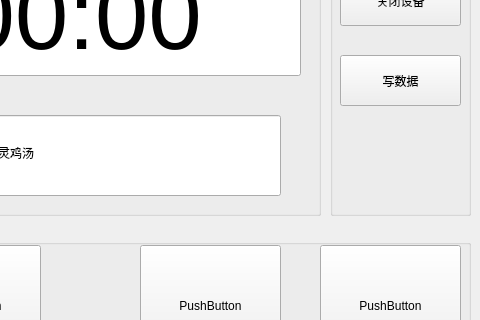
ZhangYiXiSucceed/Advanced-Clock, file SoftWare/PCTool/AdvancedClock/TimeShow.ui: the form before one commit; both pictures show x 300 to 780 and y 135 to 455 of the 780 by 561 pixel window.
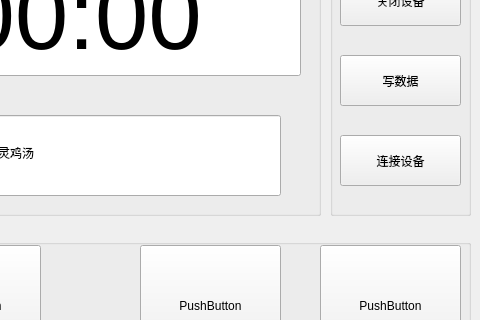
The form after the commit.

What changed in the file:
```diff
--- a/SoftWare/PCTool/AdvancedClock/TimeShow.ui
+++ b/SoftWare/PCTool/AdvancedClock/TimeShow.ui
@@ -214,6 +214,19 @@
      <string>写数据</string>
     </property>
    </widget>
+   <widget class="QPushButton" name="ConnectDevice">
+    <property name="geometry">
+     <rect>
+      <x>10</x>
+      <y>260</y>
+      <width>121</width>
+      <height>51</height>
+     </rect>
+    </property>
+    <property name="text">
+     <string>连接设备</string>
+    </property>
+   </widget>
   </widget>
  </widget>
  <resources/>
```
